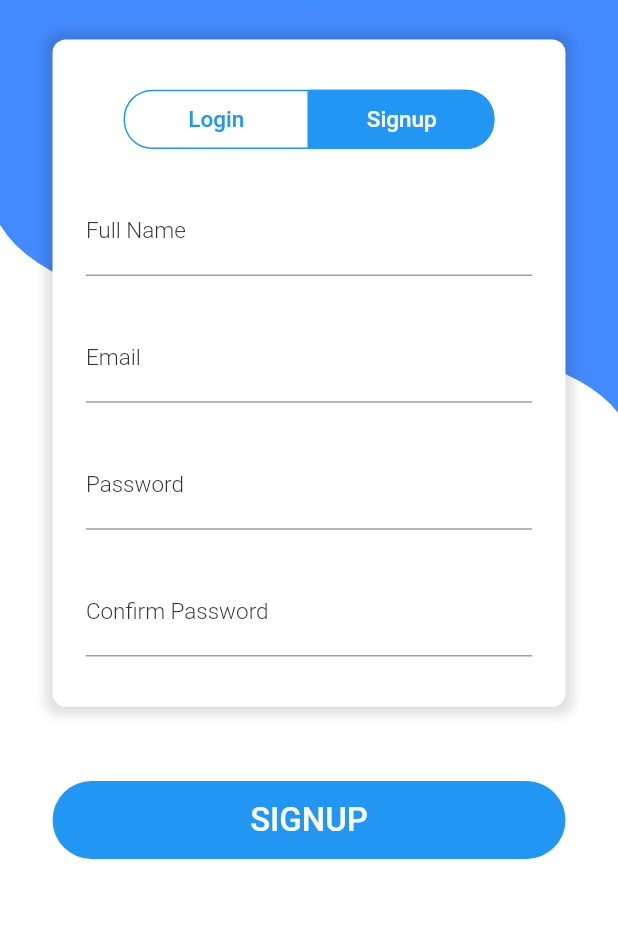
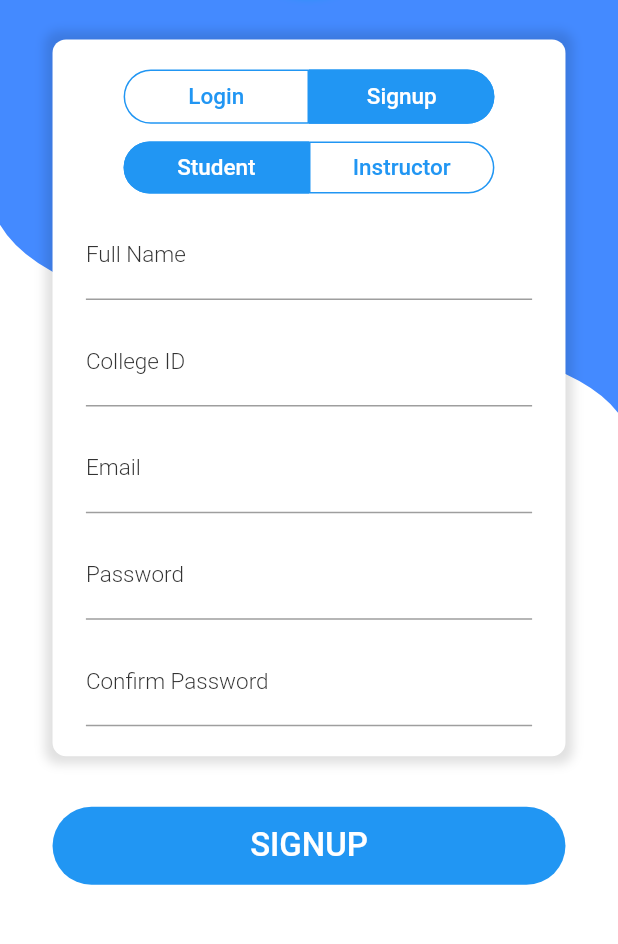
Before and after one commit to Ali-Elganzory/Attend, a Flutter app: the AuthScreen screen opened directly, after a tap on "Signup", on a phone screen of 412 x 824 dp, the part 277-1221 px from its top. Run offline on Flutter 3.47's test engine with Material 2 defaults, Android fonts, the phone set to English and light mode, and no system bars; our stand-ins replace cloud_firestore, shared_preferences, tuple; accounts and stored records are empty; statements that could not run were skipped.

Commit message:
Models huge mods + instructor provider

```diff
--- a/lib/models/instructor.dart
+++ b/lib/models/instructor.dart
@@ -3,7 +3,7 @@ import './instructor_classroom.dart';
 
 class Instructor extends Person {
   String _title;
-  List<InstructorClassroom> _classrooms;
+  List<InstructorClassroom> _classrooms = [];
 
   String get title => this._title;
 
@@ -16,4 +16,8 @@ class Instructor extends Person {
   set classrooms(List<InstructorClassroom> classrooms) {
     this._classrooms = classrooms;
   }
+
+  void addClassroom(Map<String, dynamic> classroom) {
+    _classrooms.add(InstructorClassroom.fromMap(classroom));
+  }
 }
--- a/lib/models/instructor_classroom.dart
+++ b/lib/models/instructor_classroom.dart
@@ -1,12 +1,41 @@
+import 'package:flutter/foundation.dart';
+
 import './classroom.dart';
-import './student.dart';
+import './instructor_student.dart';
 
 class InstructorClassroom extends Classroom {
-  List<Student> _students;
+  List<InstructorStudent> _students;
 
-  List<Student> get students => this._students;
+  List<InstructorStudent> get students => this._students;
 
-  set students(List<Student> students) {
+  set students(List<InstructorStudent> students) {
     this._students = students;
   }
+
+  InstructorClassroom(
+      {@required String name,
+      @required int weekDay,
+      @required String startTime,
+      @required String endTime,
+      List<InstructorStudent> students})
+      : super(
+            name: name,
+            weekDay: weekDay,
+            startTime: startTime,
+            endTime: endTime) {
+    this._students = students;
+  }
+
+  factory InstructorClassroom.fromMap(Map<String, dynamic> classroom) {
+    return InstructorClassroom(
+      name: classroom['name'],
+      weekDay: classroom['weekDay'],
+      startTime: classroom['startTime'],
+      endTime: classroom['endTime'],
+      students: (classroom['students'].values as List<Map<String, dynamic>>)
+          .map((student) {
+        return InstructorStudent.fromMap(student);
+      }).toList(),
+    );
+  }
 }
--- a/lib/screens/auth_screen.dart
+++ b/lib/screens/auth_screen.dart
@@ -1,6 +1,7 @@
 import 'package:flutter/material.dart';
 
 import 'package:provider/provider.dart';
+import 'package:tuple/tuple.dart';
 
 import '../components/custom_dialog.dart';
 
@@ -8,8 +9,9 @@ import '../providers/auth.dart';
 
 import '../models/http_exception.dart';
 
+import '../utils/validators/fullname_validator.dart';
+import '../utils/validators/college_id.dart';
 import '../utils/validators/email_validator.dart';
-import '../utils/validators/fullname_validator.dart';
 import '../utils/validators/password_validator.dart';
 
 class AuthScreen extends StatelessWidget {
@@ -17,10 +19,12 @@ class AuthScreen extends StatelessWidget {
 
   final GlobalKey<FormState> _formKey = GlobalKey<FormState>();
   final GlobalKey<FormFieldState> _nameKey = GlobalKey<FormFieldState>();
+  final GlobalKey<FormFieldState> _collegeIdKey = GlobalKey<FormFieldState>();
   final GlobalKey<FormFieldState> _emailKey = GlobalKey<FormFieldState>();
   final GlobalKey<FormFieldState> _passwordKey = GlobalKey<FormFieldState>();
 
   String _name;
+  String _collegeId;
   String _email;
   String _password;
 
@@ -57,15 +61,16 @@ class AuthScreen extends StatelessWidget {
             padding: EdgeInsets.symmetric(
               horizontal: 0.085 * sw,
             ),
-            child: Selector<Auth, bool>(
-              selector: (_, auth) => auth.isLogin,
-              builder: (_, isLogin, __) => Column(
+            child: Selector<Auth, Tuple2<bool, bool>>(
+              selector: (_, auth) =>
+                  Tuple2(auth.isLogin, auth.userType == UserType.student),
+              builder: (_, data, __) => Column(
                 crossAxisAlignment: CrossAxisAlignment.center,
                 children: <Widget>[
                   AnimatedContainer(
                     padding: EdgeInsets.only(top: 0.10 * sh, bottom: 0.04 * sh),
                     duration: Duration(milliseconds: _animationDuration),
-                    height: isLogin ? 0.338 * sh : 0.256 * sh,
+                    height: data.item1 ? 0.338 * sh : 0.256 * sh,
                     child: Container(
                       padding: const EdgeInsets.all(5.0),
                       decoration: BoxDecoration(
@@ -73,10 +78,9 @@ class AuthScreen extends StatelessWidget {
                         color: Colors.white,
                         boxShadow: [
                           BoxShadow(
-                            spreadRadius: 5.0,
-                            blurRadius: 4.0,
-                            color: Theme.of(context).primaryColor
-                          ),
+                              spreadRadius: 5.0,
+                              blurRadius: 4.0,
+                              color: Theme.of(context).primaryColor),
                         ],
                       ),
                       child: Image.asset('assets/images/eng_asu_logo.png'),
@@ -84,7 +88,9 @@ class AuthScreen extends StatelessWidget {
                   ),
                   AnimatedContainer(
                     duration: Duration(milliseconds: _animationDuration),
-                    height: isLogin ? 0.350 * sh : 0.540 * sh,
+                    height: data.item1
+                        ? 0.350 * sh
+                        : !data.item2 ? 0.520 * sh : 0.580 * sh,
                     width: double.maxFinite,
                     padding: EdgeInsets.symmetric(
                       horizontal: 0.054 * sw,
@@ -111,10 +117,10 @@ class AuthScreen extends StatelessWidget {
                             mainAxisSize: MainAxisSize.min,
                             children: <Widget>[
                               Container(
-                                height: 0.048 * sh,
+                                height: 0.044 * sh,
                                 width: 0.300 * sw,
                                 child: FlatButton(
-                                  color: isLogin
+                                  color: data.item1
                                       ? Theme.of(context).primaryColor
                                       : Colors.white,
                                   shape: RoundedRectangleBorder(
@@ -134,7 +140,7 @@ class AuthScreen extends StatelessWidget {
                                         .textTheme
                                         .bodyText2
                                         .apply(
-                                          color: isLogin
+                                          color: data.item1
                                               ? Colors.white
                                               : Theme.of(context).primaryColor,
                                         ),
@@ -146,10 +152,10 @@ class AuthScreen extends StatelessWidget {
                                 ),
                               ),
                               Container(
-                                height: 0.048 * sh,
+                                height: 0.044 * sh,
                                 width: 0.300 * sw,
                                 child: FlatButton(
-                                  color: isLogin
+                                  color: data.item1
                                       ? Colors.white
                                       : Theme.of(context).primaryColor,
                                   shape: RoundedRectangleBorder(
@@ -169,7 +175,7 @@ class AuthScreen extends StatelessWidget {
                                         .textTheme
                                         .bodyText2
                                         .apply(
-                                          color: isLogin
+                                          color: data.item1
                                               ? Theme.of(context).primaryColor
                                               : Colors.white,
                                         ),
@@ -182,8 +188,87 @@ class AuthScreen extends StatelessWidget {
                               ),
                             ],
                           ),
+                          if (!data.item1)
+                            Row(
+                              mainAxisSize: MainAxisSize.min,
+                              children: <Widget>[
+                                Container(
+                                  height: 0.042 * sh,
+                                  width: 0.300 * sw,
+                                  child: FlatButton(
+                                    color: data.item2
+                                        ? Theme.of(context).primaryColor
+                                        : Colors.white,
+                                    shape: RoundedRectangleBorder(
+                                      side: BorderSide(
+                                        width: 1.0,
+                                        color: Theme.of(context).primaryColor,
+                                      ),
+                                      borderRadius: BorderRadius.only(
+                                        topLeft:
+                                            Radius.circular(0.046 * sh / 2),
+                                        bottomLeft:
+                                            Radius.circular(0.046 * sh / 2),
+                                      ),
+                                    ),
+                                    child: Text(
+                                      'Student',
+                                      style: Theme.of(context)
+                                          .textTheme
+                                          .bodyText2
+                                          .apply(
+                                            color: data.item2
+                                                ? Colors.white
+                                                : Theme.of(context)
+                                                    .primaryColor,
+                                          ),
+                                    ),
+                                    onPressed: () {
+                                      _staticAuthProvider.userType =
+                                          UserType.student;
+                                    },
+                                  ),
+                                ),
+                                Container(
+                                  height: 0.042 * sh,
+                                  width: 0.300 * sw,
+                                  child: FlatButton(
+                                    color: data.item2
+                                        ? Colors.white
+                                        : Theme.of(context).primaryColor,
+                                    shape: RoundedRectangleBorder(
+                                      side: BorderSide(
+                                        width: 1.0,
+                                        color: Theme.of(context).primaryColor,
+                                      ),
+                                      borderRadius: BorderRadius.only(
+                                        topRight:
+                                            Radius.circular(0.046 * sh / 2),
+                                        bottomRight:
+                                            Radius.circular(0.046 * sh / 2),
+                                      ),
+                                    ),
+                                    child: Text(
+                                      'Instructor',
+                                      style: Theme.of(context)
+                                          .textTheme
+                                          .bodyText2
+                                          .apply(
+                                            color: data.item2
+                                                ? Theme.of(context).primaryColor
+                                                : Colors.white,
+                                          ),
+                                    ),
+                                    onPressed: () {
+                                      _staticAuthProvider.userType =
+                                          UserType.instructor;
+                                    },
+                                  ),
+                                ),
+                              ],
+                            ),
                           ...[
-                            if (!isLogin)
+                            if (!data.item1)
                               TextFormField(
                                 key: _nameKey,
                                 keyboardType: TextInputType.text,
@@ -194,6 +279,19 @@ class AuthScreen extends StatelessWidget {
                                 validator: validateFullName,
                                 onSaved: (name) {
                                   _name = name;
+                                },
+                              ),
+                            if (!data.item1 && data.item2)
+                              TextFormField(
+                                key: _collegeIdKey,
+                                keyboardType: TextInputType.text,
+                                style: Theme.of(context).textTheme.headline3,
+                                decoration: InputDecoration(
+                                  labelText: 'College ID',
+                                ),
+                                validator: validateCollegeId,
+                                onSaved: (collegeId) {
+                                  _collegeId = collegeId;
                                 },
                               ),
                             TextFormField(
@@ -221,7 +319,7 @@ class AuthScreen extends StatelessWidget {
                                 _password = password;
                               },
                             ),
-                            if (!isLogin)
+                            if (!data.item1)
                               TextFormField(
                                 keyboardType: TextInputType.visiblePassword,
                                 obscureText: true,
@@ -240,7 +338,10 @@ class AuthScreen extends StatelessWidget {
                       ),
                     ),
                   ),
-                  SizedBox(height: 0.060 * sh),
+                  Expanded(
+                    flex: 3,
+                    child: Container(),
+                  ),
                   Selector<Auth, bool>(
                     selector: (_, auth) => auth.isLoading,
                     builder: (_, isLoading, __) => Stack(
@@ -253,7 +354,7 @@ class AuthScreen extends StatelessWidget {
                             color: Theme.of(context).primaryColor,
                             shape: StadiumBorder(),
                             child: Text(
-                              isLogin ? 'LOGIN' : 'SIGNUP',
+                              data.item1 ? 'LOGIN' : 'SIGNUP',
                               style: Theme.of(context)
                                   .textTheme
                                   .headline1
@@ -269,20 +370,20 @@ class AuthScreen extends StatelessWidget {
                                       _staticAuthProvider.isLoading = true;
 
                                       try {
-                                        if (isLogin) {
+                                        if (data.item1) {
                                           await _staticAuthProvider.login(
-                                              _email, _password, null);
-
-                                          /* Navigator.of(context)
-                                              .pushReplacementNamed(
-                                                  HomeScreen.routeName); */
+                                            _email,
+                                            _password,
+                                            null,
+                                            null,
+                                          );
                                         } else {
                                           await _staticAuthProvider.signup(
-                                              _email, _password, _name);
-
-                                          /* Navigator.of(context)
-                                              .pushReplacementNamed(
-                                                  WalkthroughScreen.routeName); */
+                                            _email,
+                                            _password,
+                                            _name,
+                                            _collegeId,
+                                          );
                                         }
                                       } on HttpException catch (error) {
                                         var errorMessage =
@@ -317,7 +418,7 @@ class AuthScreen extends StatelessWidget {
                                         _showErrorDialog(errorMessage);
                                       } catch (error) {
                                         var errorMessage =
-                                            'Could not ${isLogin ? 'log you in' : 'sign you up'}. Please try again later.';
+                                            'Could not ${data.item1 ? 'log you in' : 'sign you up'}. Please try again later.';
                                         _showErrorDialog(errorMessage);
                                       }
 
@@ -330,6 +431,7 @@ class AuthScreen extends StatelessWidget {
                       ],
                     ),
                   ),
+                  SizedBox(height: 0.060 * sh),
                 ],
               ),
             ),
--- /dev/null
+++ b/lib/utils/validators/college_id.dart
@@ -0,0 +1,6 @@
+String validateCollegeId(String collegeId) {
+  if(collegeId.trim().length != 7) {
+    return "College id must be 7 characters";
+  }
+  return null;
+}
--- a/pubspec.yaml
+++ b/pubspec.yaml
@@ -11,8 +11,11 @@ dependencies:
     sdk: flutter
 
   provider: ^4.0.4
+  tuple: ^1.0.3
   http: ^0.12.0+4
   shared_preferences: ^0.5.6+3
+  excel: ^1.0.2
+  cloud_firestore: ^0.13.4+2
 
   cupertino_icons: ^0.1.3
 
```
Also changed, not shown: lib/models/classroom.dart (+18 -4 lines), lib/models/date.dart (+12 -0 lines), lib/models/instructor_student.dart (added, +39 -0 lines), lib/providers/auth.dart (+54 -19 lines), lib/providers/instructor_classrooms.dart (+51 -0 lines), pubspec.lock.
